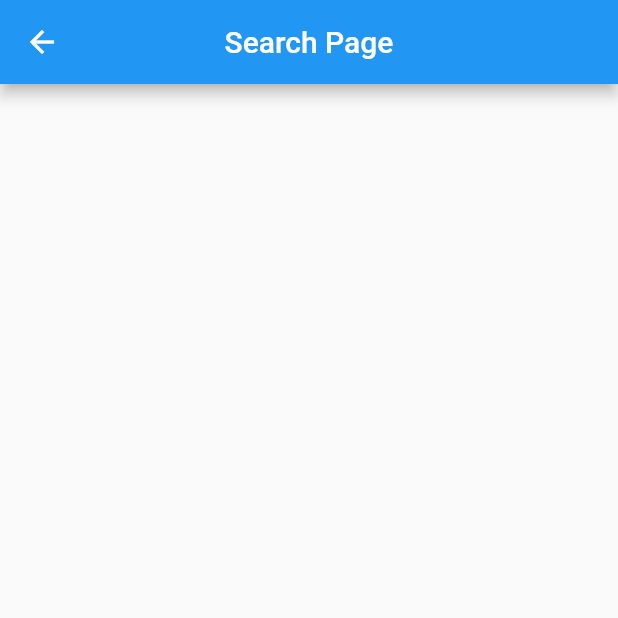
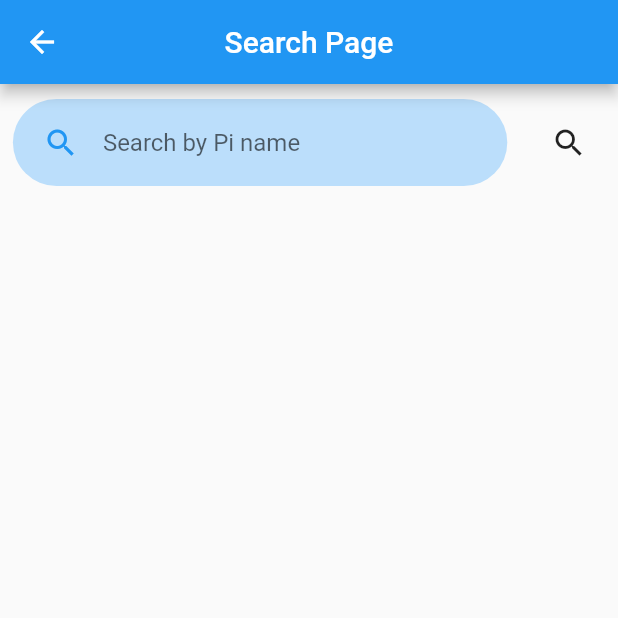
Before and after one commit to YouqinS/ADPProject-NokiaDC, a Flutter app: the SearchPage screen opened directly, on a phone screen of 412 x 824 dp, the top half of it. Run offline on Flutter 3.47's test engine with Material 2 defaults, Android fonts, the phone set to English and light mode, and no system bars; our stand-ins replace cloud_firestore, firebase_auth, firebase_core, flutter_spinkit; accounts and stored records are empty.

Commit message:
search view dummy UI

```diff
--- a/RasPiFinder/lib/home/home_page.dart
+++ b/RasPiFinder/lib/home/home_page.dart
@@ -2,6 +2,8 @@ import 'package:RasPiFinder/models/rasps.dart';
 import 'package:flutter/material.dart';
 import 'package:RasPiFinder/services/database.dart';
 import 'package:provider/provider.dart';
+
+import '../profile/profile.dart';
 
 class HomePage extends StatefulWidget {
   @override
@@ -10,7 +12,6 @@ class HomePage extends StatefulWidget {
 
 class _HomePageState extends State<HomePage>
     with AutomaticKeepAliveClientMixin {
-
   @override
   Widget build(BuildContext context) {
     super.build(context);
@@ -24,8 +25,7 @@ class _HomePageState extends State<HomePage>
                 color: Colors.white,
                 letterSpacing: 2,
                 fontWeight: FontWeight.bold,
-                    fontSize: 20
-                ),
+                fontSize: 20),
           ),
           backgroundColor: Colors.blue,
           centerTitle: true,
--- a/RasPiFinder/lib/search/search_page.dart
+++ b/RasPiFinder/lib/search/search_page.dart
@@ -1,3 +1,4 @@
+import 'package:RasPiFinder/components/text_input_field.dart';
 import 'package:flutter/material.dart';
 
 class SearchPage extends StatefulWidget {
@@ -5,7 +6,37 @@ class SearchPage extends StatefulWidget {
   _SearchPageState createState() => _SearchPageState();
 }
 
-class _SearchPageState extends State<SearchPage> with AutomaticKeepAliveClientMixin {
+class _SearchPageState extends State<SearchPage>
+    with AutomaticKeepAliveClientMixin {
+  String keyword;
+  List<String> _results = [];
+  final _biggerFont = TextStyle(fontSize: 18);
+
+  Widget _renderResults() {
+    return _results.length > 0
+        ? ListView.builder(
+            shrinkWrap: true,
+            itemCount: _results.length,
+            itemBuilder: (context, i) {
+              return _buildRow(_results[i]);
+            },
+            padding: EdgeInsets.all(16),
+          )
+        : Center();
+  }
+
+  Widget _buildRow(String name) {
+    return ListTile(
+      title: Text(name, style: _biggerFont),
+    );
+  }
+
+  void _onSearch() {
+    setState(() {
+      _results.addAll(List<String>.generate(100, (i) => "Item $i"));
+    });
+  }
+
   @override
   Widget build(BuildContext context) {
     super.build(context);
@@ -14,7 +45,29 @@ class _SearchPageState extends State<SearchPage> with AutomaticKeepAliveClientMi
         title: Text('Search Page'),
         centerTitle: true,
       ),
-
+      body: Container(
+        child: Column(
+          children: <Widget>[
+            Row(
+              children: [
+                TextInputField(
+                  hintText: "Search by Pi name",
+                  icon: Icons.search,
+                  onSaved: (value) {
+                    keyword = value;
+                  },
+                ),
+                IconButton(
+                  icon: Icon(Icons.search),
+                  onPressed: _onSearch,
+                ),
+              ],
+              mainAxisAlignment: MainAxisAlignment.spaceAround,
+            ),
+            Expanded(child: _renderResults()),
+          ],
+        ),
+      ),
     );
   }
 
```
Also changed, not shown: RasPiFinder/lib/navigation_screen.dart (+4 -9 lines), RasPiFinder/pubspec.lock. Lines whose indentation alone changed are shown as unchanged.
